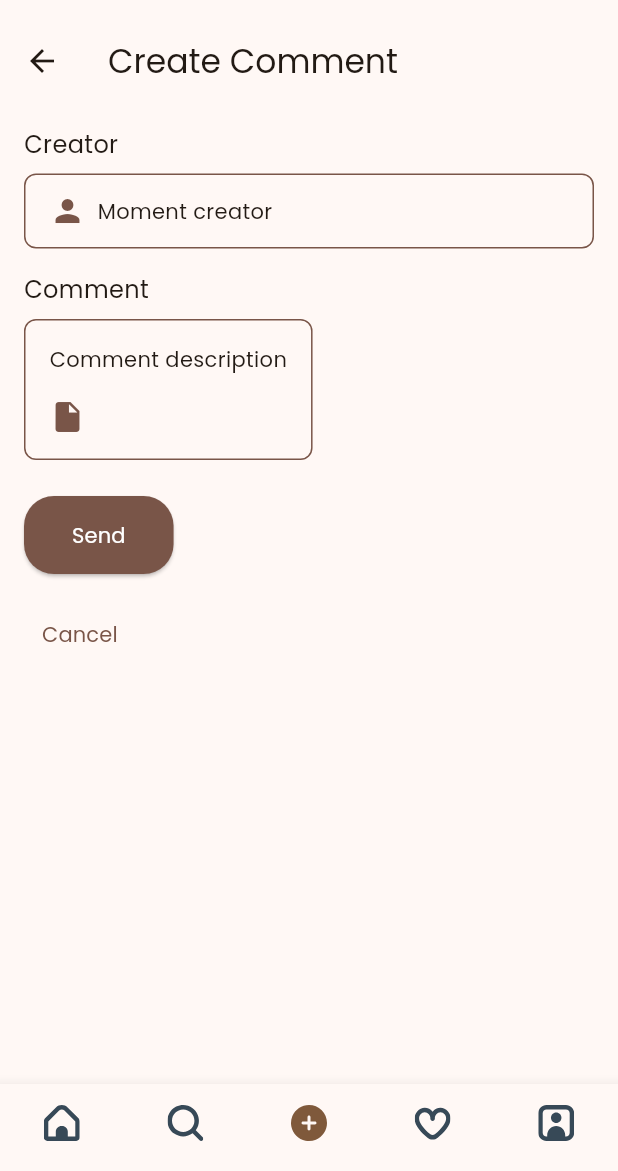
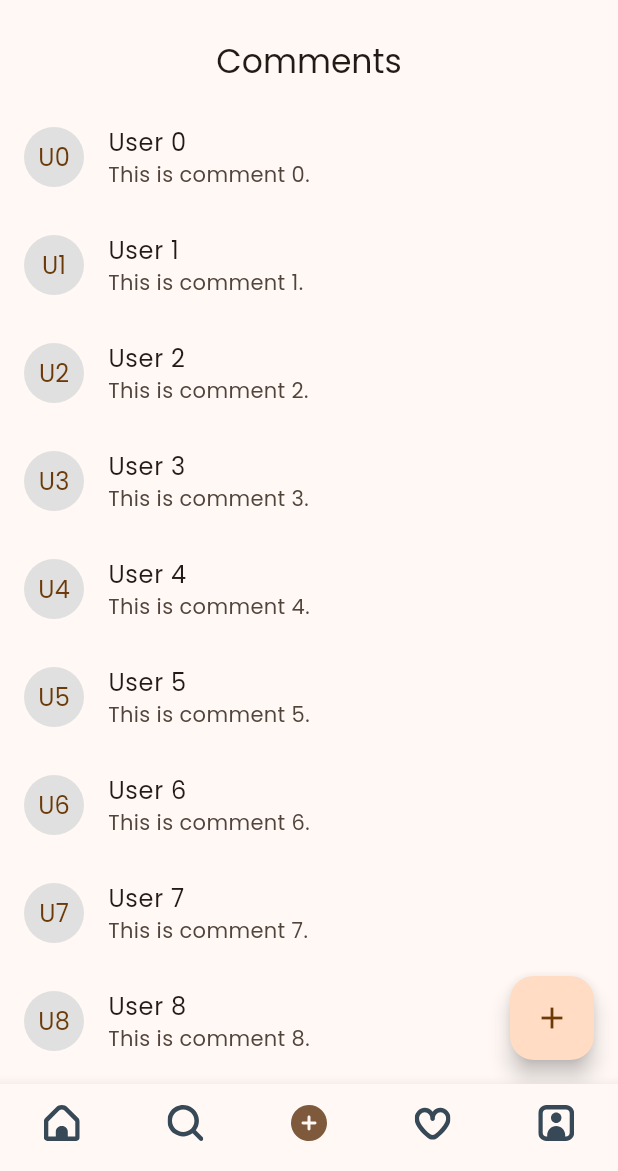
Before and after one commit to adepramadipa/mobile-programming-ca224, a Flutter app: the screen it shows after launch, item 3 of the bottom bar chosen, on a phone screen of 412 x 824 dp, the part 65-1236 px from its top. Run offline on Flutter 3.47's test engine with Material 3 defaults, Android fonts, the phone set to English and light mode, and no system bars; our stand-ins replace flutter_svg; network calls fail.

Commit message:
commit coment

```diff
--- /dev/null
+++ b/lib/pages/list_comments_page.dart
@@ -0,0 +1,40 @@
+import 'package:flutter/material.dart';
+import 'package:myapp/pages/create_comment.dart';
+
+class ListCommentsPage extends StatelessWidget {
+  const ListCommentsPage({super.key});
+
+  @override
+  Widget build(BuildContext context) {
+    return Scaffold(
+      appBar: AppBar(
+        title: const Text("Comments"),
+        centerTitle: true,
+      ),
+      body: ListView.builder(
+        itemCount: 10, // Jumlah komentar (contoh statis)
+        itemBuilder: (context, index) {
+          return ListTile(
+            leading: CircleAvatar(
+              backgroundColor: Colors.grey.shade300,
+              child: Text("U$index"), // Placeholder user avatar
+            ),
+            title: Text("User $index"),
+            subtitle: Text("This is comment $index."),
+          );
+        },
+      ),
+      floatingActionButton: FloatingActionButton(
+        onPressed: () {
+          Navigator.push(
+            context,
+            MaterialPageRoute(
+              builder: (context) => CreateCommentPage(),
+            ),
+          );
+        },
+        child: const Icon(Icons.add),
+      ),
+    );
+  }
+}
--- a/lib/pages/main_page.dart
+++ b/lib/pages/main_page.dart
@@ -1,8 +1,10 @@
 import 'package:flutter/material.dart';
 import 'package:flutter_svg/flutter_svg.dart';
 import 'package:myapp/pages/home_page.dart';
+import 'package:myapp/pages/list_comments_page.dart';
 import 'package:myapp/pages/search_page.dart';
 import 'package:myapp/resources/colors.dart';
+// ignore: unused_import
 import 'package:myapp/pages/create_comment.dart';
 
 class MainPage extends StatefulWidget {
@@ -24,14 +26,13 @@ class _MainPageState extends State<MainPage> {
   }
 
   // List widget untuk setiap page
- final List<Widget> _pages = [
+final List<Widget> _pages = [
   const HomePage(),
   const SearchPage(),
-  CreateCommentPage(),
+  ListCommentsPage(),
   const Center(child: Text('This is the activity page.')),
   const Center(child: Text('This is the profile page.')),
 ];
-
   @override
   Widget build(BuildContext context) {
     return Scaffold(
```
